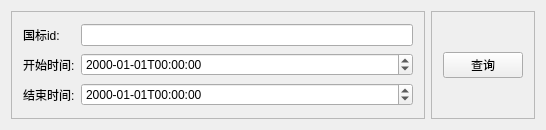
This is GB28181Client/src/GB28181Client/GBRecordInfoDlg.ui in Lucas2525117/GB28181Client as Qt 5 draws it before an edit. The edited form follows.
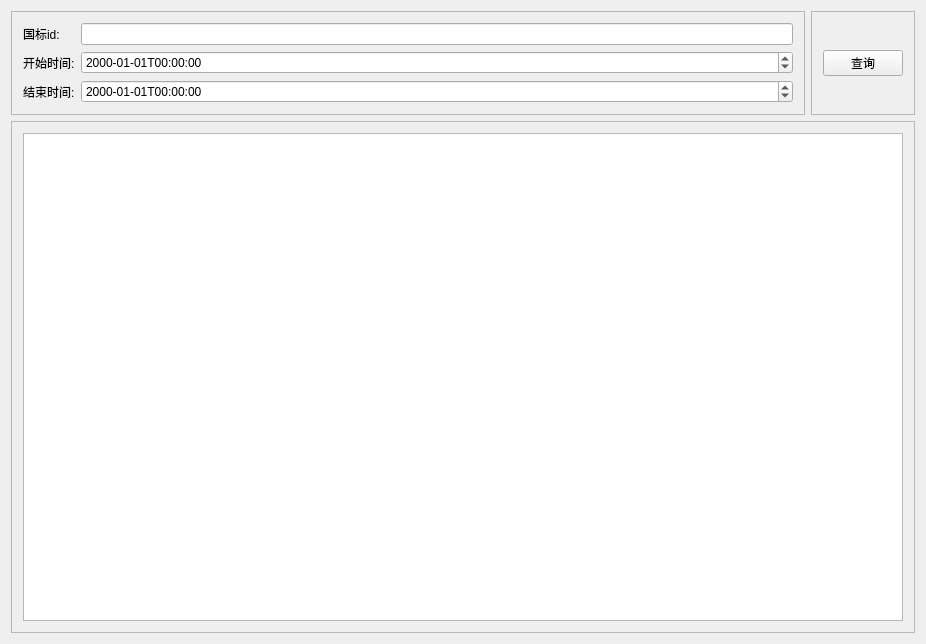
This is the edited form.

Commit message: parse "RecordInfo" result

What changed in the file:
```diff
--- a/GB28181Client/src/GB28181Client/GBRecordInfoDlg.ui
+++ b/GB28181Client/src/GB28181Client/GBRecordInfoDlg.ui
@@ -6,15 +6,15 @@
    <rect>
     <x>0</x>
     <y>0</y>
-    <width>546</width>
-    <height>130</height>
+    <width>926</width>
+    <height>644</height>
    </rect>
   </property>
   <property name="windowTitle">
    <string>GBRecordInfoDlg</string>
   </property>
-  <layout class="QHBoxLayout" name="horizontalLayout">
-   <item>
+  <layout class="QGridLayout" name="gridLayout_2">
+   <item row="0" column="0">
     <widget class="QFrame" name="frame">
      <property name="frameShape">
       <enum>QFrame::StyledPanel</enum>
@@ -64,7 +64,7 @@
      </layout>
     </widget>
    </item>
-   <item>
+   <item row="0" column="1">
     <widget class="QFrame" name="frame_2">
      <property name="frameShape">
       <enum>QFrame::StyledPanel</enum>
@@ -83,6 +83,21 @@
      </layout>
     </widget>
    </item>
+   <item row="1" column="0" colspan="2">
+    <widget class="QFrame" name="frame_3">
+     <property name="frameShape">
+      <enum>QFrame::StyledPanel</enum>
+     </property>
+     <property name="frameShadow">
+      <enum>QFrame::Raised</enum>
+     </property>
+     <layout class="QVBoxLayout" name="verticalLayout_2">
+      <item>
+       <widget class="QTableWidget" name="tableWidget"/>
+      </item>
+     </layout>
+    </widget>
+   </item>
   </layout>
  </widget>
  <layoutdefault spacing="6" margin="11"/>
```
The commit also changes 9 other files.
